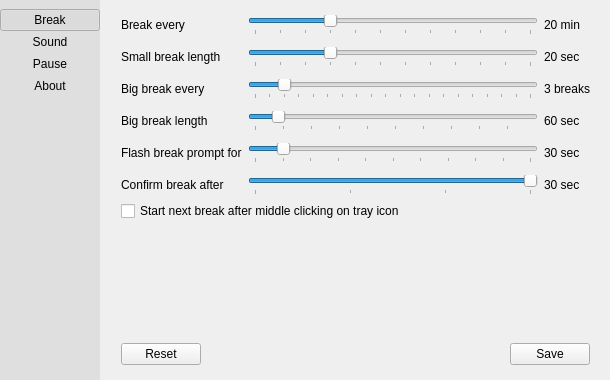
This is src/pref-window.ui in AllanChain/sane-break as Qt 5 draws it before an edit. The edited form follows.
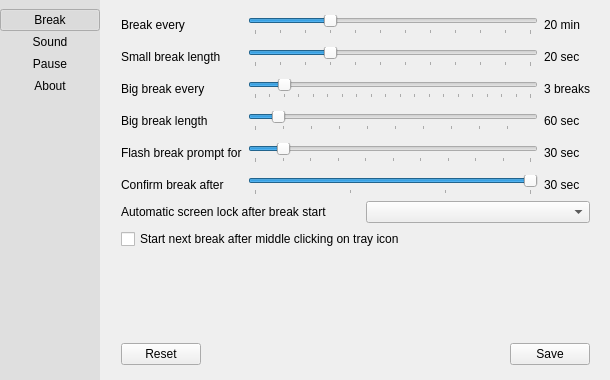
This is the edited form. Icons and pictures are not drawn. Custom widgets are drawn as their Qt base class.

Commit message:
automatically lock screen after a specific time
Closes #25

The edit to the form file:
```diff
--- a/src/pref-window.ui
+++ b/src/pref-window.ui
@@ -441,6 +441,23 @@
            </item>
           </layout>
          </item>
+         <item>
+          <layout class="QHBoxLayout" name="horizontalLayout_3">
+           <property name="spacing">
+            <number>20</number>
+           </property>
+           <item>
+            <widget class="QLabel" name="label_16">
+             <property name="text">
+              <string>Automatic screen lock after break start</string>
+             </property>
+            </widget>
+           </item>
+           <item>
+            <widget class="QComboBox" name="autoScreenLock"/>
+           </item>
+          </layout>
+         </item>
          <item>
           <widget class="QCheckBox" name="breakOnMidClick">
            <property name="text">
```
Left out of the diff: 4 changed lines with no effect on the pictures. The commit also changes 9 other files.
